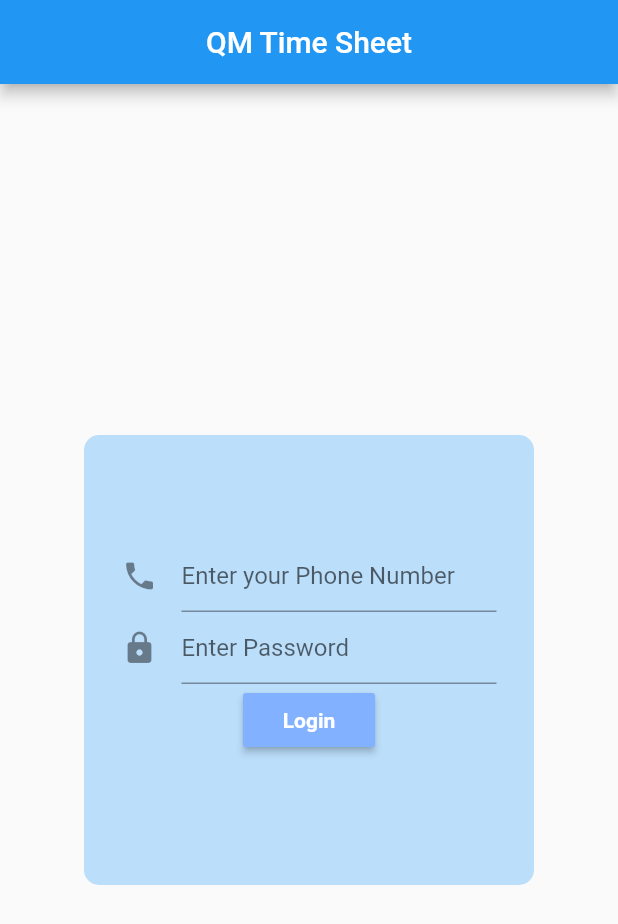
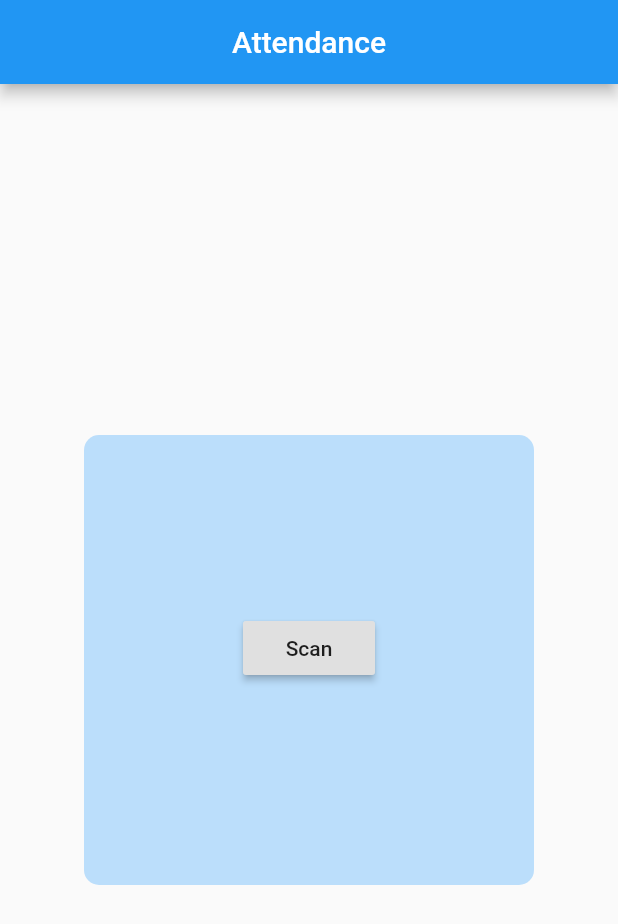
Before and after one commit to navaneeth-algorithm/flutter-projects, a Flutter app: the screen it shows after launch, on a phone screen of 412 x 824 dp. Shown: the top 924 px of the screen. Run offline on Flutter 3.47's test engine with Material 2 defaults, Android fonts, the phone set to English and light mode, and no system bars; our stand-ins replace audioplayers, font_awesome_flutter, rflutter_alert; missing offline and left inert: dart:ffi, qrscan.

Commit message:
Added the Attendance app

```diff
--- a/qm_timesheet/lib/constants.dart
+++ b/qm_timesheet/lib/constants.dart
@@ -1,2 +1,5 @@
 
-const String baseUrl = "http://192.168.0.109/QMTimeSheet/";
+import 'DateTimeNow.dart';
+const String baseUrl = "http://mahathisolutions.com/QMTimeSheet/";
+const appBarName = 'Attendance';
+DateTimeNow dateTimeNow = new DateTimeNow();
--- a/qm_timesheet/lib/main.dart
+++ b/qm_timesheet/lib/main.dart
@@ -1,7 +1,7 @@
 import 'package:flutter/material.dart';
 import 'package:http/http.dart' as http;
 import 'dart:convert';
-import 'inputfield_widget.dart';
+import 'package:qrscan/qrscan.dart' as scanner;
 import 'package:qm_timesheet/employee_attendence.dart';
 import 'constants.dart';
 
@@ -13,13 +13,14 @@ class QMTimeSheet extends StatelessWidget {
     return MaterialApp(
       home: Scaffold(
         appBar: AppBar(
-          title: Text("QM Time Sheet"),
+          title: Text(appBarName),
           centerTitle: true,
         ),
         body: SafeArea(
           child: LoginModule(),
         ),
       ),
+      debugShowCheckedModeBanner: false,
     );
   }
 }
@@ -38,16 +39,18 @@ class _LoginModuleState extends State<LoginModule> {
   String id = '';
   String employeeName = '';
 
-  Future<List> _login() async{
+
+
+
+  void  _login(String phonenumber,String password) async{
 
     var url = baseUrl+'get.php';
-    String phonenumber = phone.text;
-    String password = pass.text;
     http.Response response = await http.post(url, body:{
       "type":"Employee",
       "phonenumber": phonenumber,
       "password": password,
     });
+    print(response.body);
     var dataUser = json.decode(response.body);
     if (dataUser.length==0){
 
@@ -71,6 +74,27 @@ class _LoginModuleState extends State<LoginModule> {
 
   }
 
+
+  Future _scan() async {
+    String barcode = await scanner.scan();
+    List userInfo = barcode.split(';');
+    //print(userInfo[0]);
+   // print(userInfo[1]);
+   if(userInfo.length!=0)
+    _login(userInfo[0],userInfo[1]);
+    else{
+      this.msg="Some Error Occured";
+    }
+
+  }
+
+
+   @override
+  void initState() {
+    _scan();
+    super.initState();
+  }
+
   @override
   Widget build(BuildContext context) {
     return Center(
@@ -86,29 +110,10 @@ class _LoginModuleState extends State<LoginModule> {
           crossAxisAlignment: CrossAxisAlignment.center,
           mainAxisAlignment: MainAxisAlignment.center,
           children: <Widget>[
-            InputFieldWidget(
-              inputFieldIcon: Icon(Icons.phone),
-              hintText: "Enter your Phone Number",
-              controller: phone,
-              texttype: TextInputType.phone,
-              encodeCharacter: false,
-            ),
-            InputFieldWidget(
-              inputFieldIcon: Icon(Icons.lock),
-              hintText: "Enter Password",
-              controller: pass,
-              encodeCharacter: true,
-            ),
-            RaisedButton(
-              child: Text(
-                "Login",
-                style:
-                    TextStyle(color: Colors.white, fontWeight: FontWeight.bold),
-              ),
-              onPressed: () {
-                _login();
+            RaisedButton(onPressed: (){
+              _scan();
               },
-              color: Colors.blueAccent[100],
+            child: Text("Scan"),
             ),
             Text(msg,style: TextStyle(color: Colors.red),)
           ],
--- a/qm_timesheet/pubspec.yaml
+++ b/qm_timesheet/pubspec.yaml
@@ -20,6 +20,7 @@ dependencies:
   flutter:
     sdk: flutter
   http:
+  qrscan: ^0.2.17
 
   # The following adds the Cupertino Icons font to your application.
   # Use with the CupertinoIcons class for iOS style icons.
```
Also changed, not shown: qm_timesheet/lib/employee_attendence.dart (+55 -20 lines), qm_timesheet/pubspec.lock, 1 other file.
